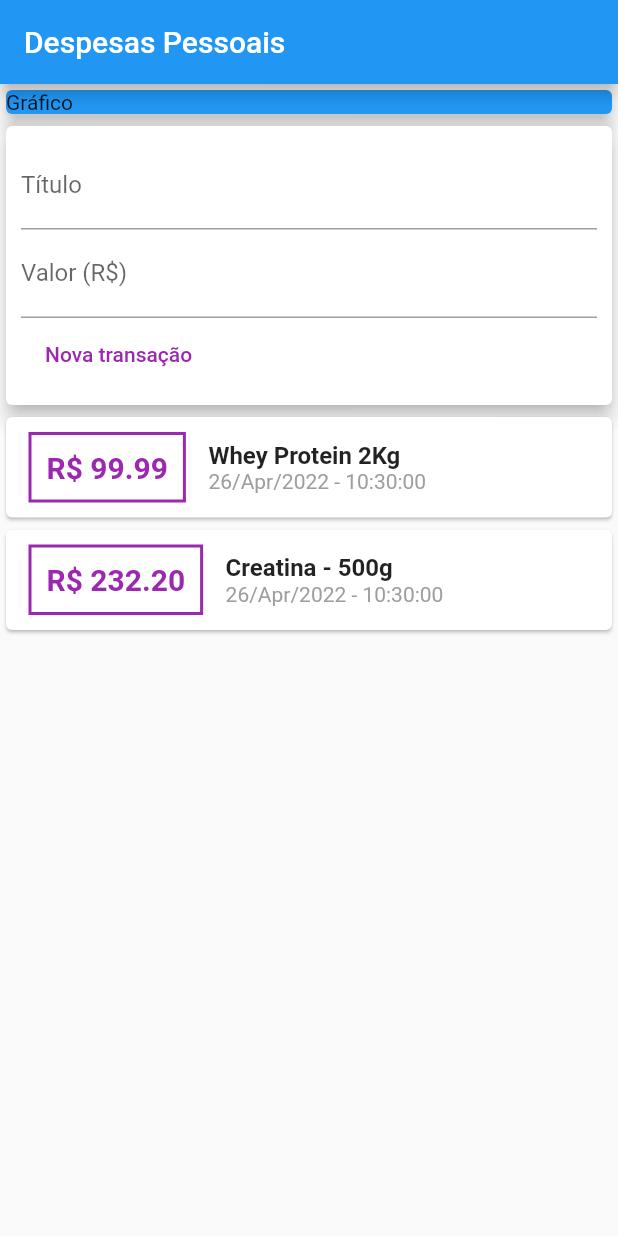
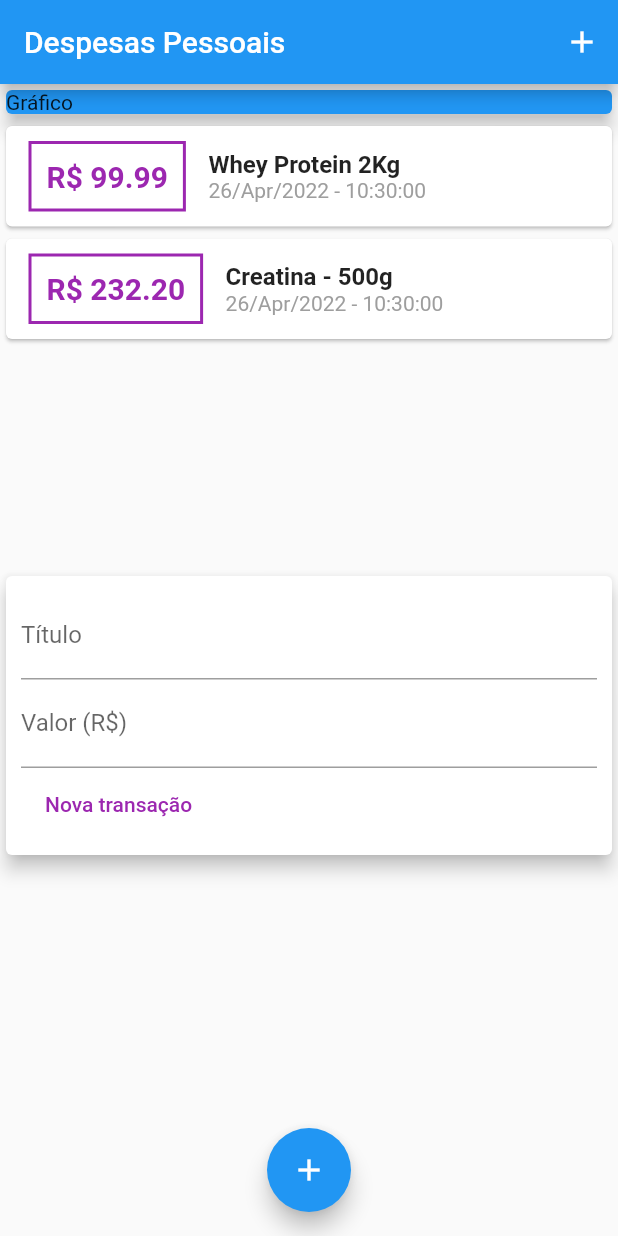
Before and after one commit to isaias99i/flutter_udemy, a Flutter app: the screen it shows after launch, on a phone screen of 412 x 824 dp. Run offline on Flutter 3.47's test engine with Material 2 defaults, Android fonts, the phone set to English and light mode, and no system bars.

Commit message:
Inserção de botões flutuantes

```diff
--- a/expenses/lib/components/transaction_form.dart
+++ b/expenses/lib/components/transaction_form.dart
@@ -28,7 +28,7 @@ class TransactionForm extends StatelessWidget {
           children: [
             TextField(
               controller: titleController,
-              keyboardType: TextInputType.text,
+              onSubmitted: (value) => _submitForm(),
               decoration: InputDecoration(
                 labelText: 'Título',
               ),
--- a/expenses/lib/components/transaction_user.dart
+++ /dev/null
@@ -1,47 +0,0 @@
-import 'dart:math';
-
-import 'package:flutter/material.dart';
-
-import '../models/transaction.dart';
-import 'transaction_form.dart';
-import 'transaction_list.dart';
-
-class TransactionUser extends StatefulWidget {
-  const TransactionUser({ Key? key }) : super(key: key);
-
-  @override
-  State<TransactionUser> createState() => _TransactionUserState();
-}
-
-class _TransactionUserState extends State<TransactionUser> {
-
-  final _transactions = [
-    Transaction(
-        id: 't1', title: 'Whey Protein 2Kg', value: 99.99, date: DateTime.now()),
-    Transaction(
-        id: 't2', title: 'Creatina - 500g', value: 232.20, date: DateTime.now()),
-  ];
-
-  _addTransaction(String title, double value){
-    final newTransaction = Transaction(
-      id: Random().nextDouble().toString(),
-      title: title,
-      value: value,
-      date: DateTime.now()
-    );
-
-    setState(() {
-      _transactions.add(newTransaction);
-    });
-  }
-
-  @override
-  Widget build(BuildContext context) {
-    return Column(
-      children: [
-        TransactionForm(_addTransaction),
-        TransactionList(_transactions),
-      ],
-    );
-  }
-}
--- a/expenses/lib/main.dart
+++ b/expenses/lib/main.dart
@@ -1,26 +1,70 @@
+import 'package:expenses/components/transaction_form.dart';
 import 'package:flutter/material.dart';
-import 'components/transaction_user.dart';
+
+import 'dart:math';
+import './models/transaction.dart';
+import './components/transaction_form.dart';
+import './components/transaction_list.dart';
+
 
 main() => runApp(ExpensesApp());
 
 class ExpensesApp extends StatelessWidget {
-  const ExpensesApp({Key? key}) : super(key: key);
-
-  @override
+    @override
   Widget build(BuildContext context) {
     return MaterialApp(
       home: MyHomePage(),
-      );
+    );
   }
 }
 
-class MyHomePage extends StatelessWidget {
+class MyHomePage extends StatefulWidget {
+
+  @override
+  State<MyHomePage> createState() => _MyHomePageState();
+}
+
+class _MyHomePageState extends State<MyHomePage> {
+  final _transactions = [
+    Transaction(
+        id: 't1', title: 'Whey Protein 2Kg', value: 99.99, date: DateTime.now()),
+    Transaction(
+        id: 't2', title: 'Creatina - 500g', value: 232.20, date: DateTime.now()),
+  ];
+
+  _addTransaction(String title, double value){
+    final newTransaction = Transaction(
+        id: Random().nextDouble().toString(),
+        title: title,
+        value: value,
+        date: DateTime.now()
+    );
+
+    setState(() {
+      _transactions.add(newTransaction);
+    });
+  }
+
+  _openTransactionFormModal(BuildContext context){
+    showModalBottomSheet(
+        context: context,
+        builder: (_){
+          return TransactionForm(null!);
+        }
+    );
+  }
 
   @override
   Widget build(BuildContext context) {
     return Scaffold(
         appBar: AppBar(
           title: Text('Despesas Pessoais'),
+          actions: [
+            IconButton(
+              icon: Icon(Icons.add),
+              onPressed: () => _openTransactionFormModal(context),
+            )
+          ],
         ),
         body: SingleChildScrollView(
           child: Column(
@@ -33,9 +77,20 @@ class MyHomePage extends StatelessWidget {
                   elevation: 5,
                 ),
               ),
-              TransactionUser()
+              TransactionList(_transactions),
+              Column(
+        children: [
+          TransactionForm(_addTransaction),
+        ],
+      )
             ],
           ),
-        ));
+        ),
+      floatingActionButton: FloatingActionButton(
+        child: Icon(Icons.add),
+        onPressed: () => _openTransactionFormModal(context),
+      ),
+      floatingActionButtonLocation: FloatingActionButtonLocation.centerFloat,
+    );
   }
 }
--- a/expenses/pubspec.yaml
+++ b/expenses/pubspec.yaml
@@ -18,7 +18,7 @@ publish_to: 'none' # Remove this line if you wish to publish to pub.dev
 version: 1.0.0+1
 
 environment:
-  sdk: ">=2.16.1 <3.0.0"
+  sdk: ">=2.16.2 <3.0.0"
 
 # Dependencies specify other packages that your package needs in order to work.
 # To automatically upgrade your package dependencies to the latest versions
@@ -34,6 +34,7 @@ dependencies:
   # The following adds the Cupertino Icons font to your application.
   # Use with the CupertinoIcons class for iOS style icons.
   cupertino_icons: ^1.0.2
+  intl: ^0.17.0
 
 dev_dependencies:
   flutter_test:
```
Also changed, not shown: expenses/pubspec.lock, 1 other file.
